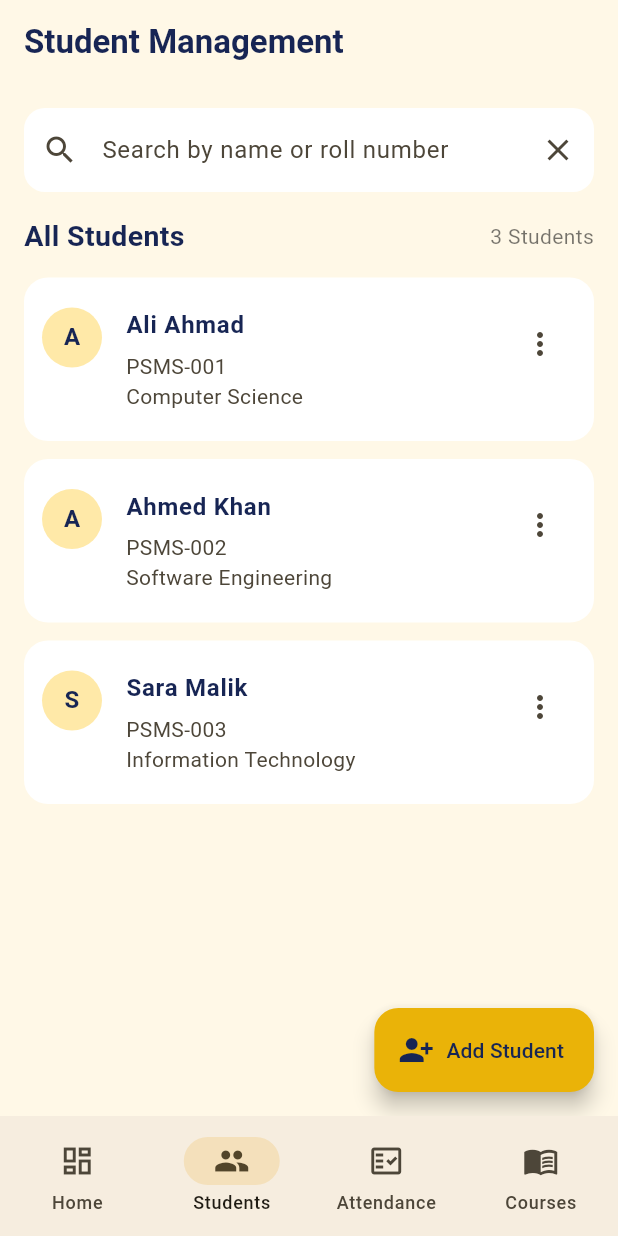
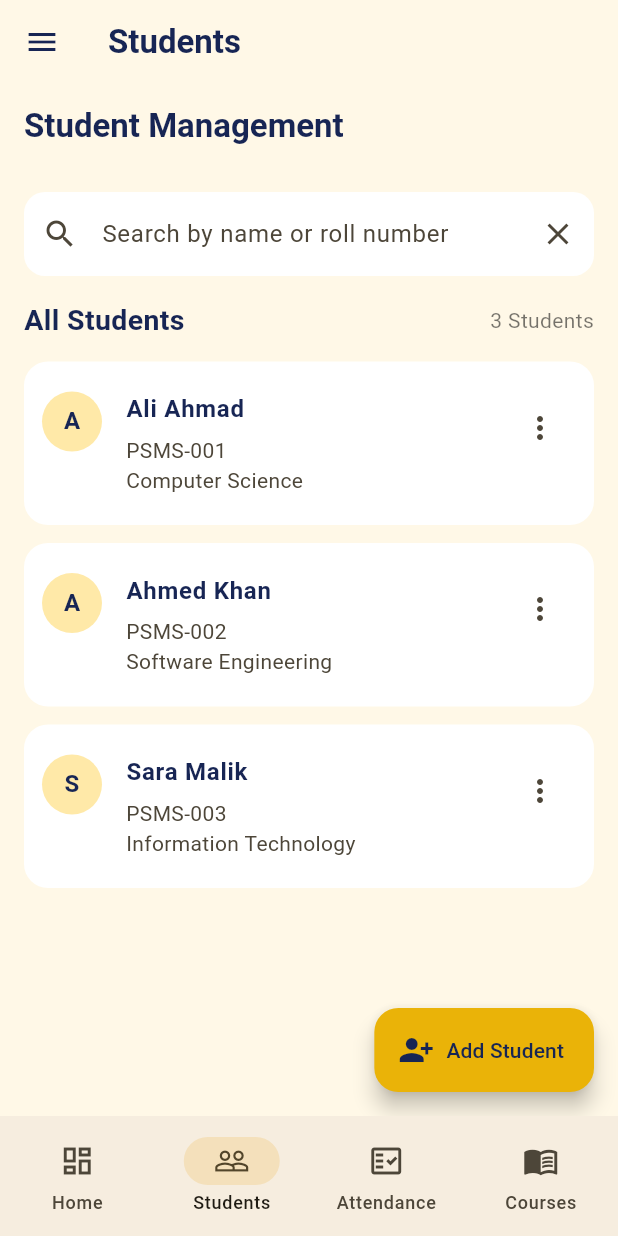
Before and after one commit to faraaz-ahmmed/professional-student-management-system, a Flutter app: the screen it shows after launch, after a tap on "Login", after a tap on "Add Student", on a phone screen of 412 x 824 dp. Run offline on Flutter 3.47's test engine with Material 3 defaults, Android fonts, the phone set to English and light mode, and no system bars.

Commit message:
attendance

```diff
--- /dev/null
+++ b/lib/views/attendance/attendance_screen.dart
@@ -0,0 +1,358 @@
+
+import 'package:flutter/material.dart';
+import '../../core/theme/app_theme.dart';
+
+class AttendanceScreen extends StatefulWidget {
+  const AttendanceScreen({super.key});
+
+  @override
+  State<AttendanceScreen> createState() => _AttendanceScreenState();
+}
+
+class _AttendanceScreenState extends State<AttendanceScreen> {
+  DateTime selectedDate = DateTime.now();
+
+  final List<Map<String, String>> students = [
+    {'name': 'Ali Ahmad', 'rollNo': 'PSMS-001'},
+    {'name': 'Ahmed Khan', 'rollNo': 'PSMS-002'},
+    {'name': 'Sara Malik', 'rollNo': 'PSMS-003'},
+    {'name': 'Usman Ali', 'rollNo': 'PSMS-004'},
+    {'name': 'Ayesha Noor', 'rollNo': 'PSMS-005'},
+  ];
+
+  final Map<String, String> attendance = {};
+
+  int get presentCount =>
+      attendance.values.where((status) => status == 'Present').length;
+
+  int get absentCount =>
+      attendance.values.where((status) => status == 'Absent').length;
+
+  int get lateCount =>
+      attendance.values.where((status) => status == 'Late').length;
+
+  Future<void> pickDate() async {
+    final date = await showDatePicker(
+      context: context,
+      initialDate: selectedDate,
+      firstDate: DateTime(2020),
+      lastDate: DateTime(2035),
+    );
+
+    if (date != null) {
+      setState(() {
+        selectedDate = date;
+        attendance.clear();
+      });
+    }
+  }
+
+  void markAttendance(String rollNo, String status) {
+    setState(() {
+      attendance[rollNo] = status;
+    });
+  }
+
+  Color statusColor(String status) {
+    switch (status) {
+      case 'Present':
+        return Colors.green;
+      case 'Absent':
+        return Colors.red;
+      case 'Late':
+        return Colors.orange;
+      default:
+        return Colors.grey;
+    }
+  }
+
+  @override
+  Widget build(BuildContext context) {
+    return Scaffold(
+      appBar: AppBar(
+        title: const Text(
+          'Attendance Management',
+          style: TextStyle(fontWeight: FontWeight.bold),
+        ),
+        actions: [
+          IconButton(
+            onPressed: pickDate,
+            icon: const Icon(Icons.calendar_month_outlined),
+          ),
+        ],
+      ),
+      body: Column(
+        children: [
+          Padding(
+            padding: const EdgeInsets.all(16),
+            child: InkWell(
+              onTap: pickDate,
+              borderRadius: BorderRadius.circular(14),
+              child: Container(
+                width: double.infinity,
+                padding: const EdgeInsets.all(16),
+                decoration: BoxDecoration(
+                  color: Colors.white,
+                  borderRadius: BorderRadius.circular(14),
+                ),
+                child: Row(
+                  children: [
+                    const Icon(
+                      Icons.calendar_today,
+                      color: AppTheme.primary,
+                    ),
+                    const SizedBox(width: 12),
+                    Expanded(
+                      child: Text(
+                        '${selectedDate.day}/${selectedDate.month}/${selectedDate.year}',
+                        style: const TextStyle(
+                          fontWeight: FontWeight.bold,
+                          color: AppTheme.navy,
+                        ),
+                      ),
+                    ),
+                    const Text(
+                      'Change Date',
+                      style: TextStyle(color: Colors.black54),
+                    ),
+                  ],
+                ),
+              ),
+            ),
+          ),
+
+          Padding(
+            padding: const EdgeInsets.symmetric(horizontal: 16),
+            child: Row(
+              children: [
+                Expanded(
+                  child: _SummaryCard(
+                    title: 'Present',
+                    count: presentCount,
+                    color: Colors.green,
+                  ),
+                ),
+                const SizedBox(width: 10),
+                Expanded(
+                  child: _SummaryCard(
+                    title: 'Absent',
+                    count: absentCount,
+                    color: Colors.red,
+                  ),
+                ),
+                const SizedBox(width: 10),
+                Expanded(
+                  child: _SummaryCard(
+                    title: 'Late',
+                    count: lateCount,
+                    color: Colors.orange,
+                  ),
+                ),
+              ],
+            ),
+          ),
+
+          Padding(
+            padding: const EdgeInsets.fromLTRB(16, 24, 16, 12),
+            child: Row(
+              children: [
+                const Text(
+                  'Student Attendance',
+                  style: TextStyle(
+                    fontSize: 18,
+                    fontWeight: FontWeight.bold,
+                    color: AppTheme.navy,
+                  ),
+                ),
+                const Spacer(),
+                Text(
+                  '${attendance.length}/${students.length} Marked',
+                  style: const TextStyle(color: Colors.black54),
+                ),
+              ],
+            ),
+          ),
+
+          Expanded(
+            child: ListView.builder(
+              padding: const EdgeInsets.fromLTRB(16, 0, 16, 20),
+              itemCount: students.length,
+              itemBuilder: (context, index) {
+                final student = students[index];
+                final rollNo = student['rollNo']!;
+                final status = attendance[rollNo];
+
+                return Card(
+                  color: Colors.white,
+                  elevation: 0,
+                  margin: const EdgeInsets.only(bottom: 12),
+                  shape: RoundedRectangleBorder(
+                    borderRadius: BorderRadius.circular(14),
+                  ),
+                  child: Padding(
+                    padding: const EdgeInsets.all(14),
+                    child: Column(
+                      crossAxisAlignment: CrossAxisAlignment.start,
+                      children: [
+                        Row(
+                          children: [
+                            CircleAvatar(
+                              backgroundColor: const Color(0xFFFFE9A8),
+                              child: Text(
+                                student['name']![0],
+                                style: const TextStyle(
+                                  color: AppTheme.navy,
+                                  fontWeight: FontWeight.bold,
+                                ),
+                              ),
+                            ),
+                            const SizedBox(width: 12),
+                            Expanded(
+                              child: Column(
+                                crossAxisAlignment: CrossAxisAlignment.start,
+                                children: [
+                                  Text(
+                                    student['name']!,
+                                    style: const TextStyle(
+                                      fontWeight: FontWeight.bold,
+                                      color: AppTheme.navy,
+                                    ),
+                                  ),
+                                  Text(
+                                    rollNo,
+                                    style: const TextStyle(
+                                      color: Colors.black54,
+                                      fontSize: 12,
+                                    ),
+                                  ),
+                                ],
+                              ),
+                            ),
+                            if (status != null)
+                              Text(
+                                status,
+                                style: TextStyle(
+                                  color: statusColor(status),
+                                  fontWeight: FontWeight.bold,
+                                ),
+                              ),
+                          ],
+                        ),
+                        const SizedBox(height: 14),
+                        Row(
+                          children: [
+                            _StatusButton(
+                              title: 'Present',
+                              color: Colors.green,
+                              selected: status == 'Present',
+                              onTap: () =>
+                                  markAttendance(rollNo, 'Present'),
+                            ),
+                            const SizedBox(width: 8),
+                            _StatusButton(
+                              title: 'Absent',
+                              color: Colors.red,
+                              selected: status == 'Absent',
+                              onTap: () =>
+                                  markAttendance(rollNo, 'Absent'),
+                            ),
+                            const SizedBox(width: 8),
+                            _StatusButton(
+                              title: 'Late',
+                              color: Colors.orange,
+                              selected: status == 'Late',
+                              onTap: () => markAttendance(rollNo, 'Late'),
+                            ),
+                          ],
+                        ),
+                      ],
+                    ),
+                  ),
+                );
+              },
+            ),
+          ),
+        ],
+      ),
+    );
+  }
+}
+
+class _SummaryCard extends StatelessWidget {
+  final String title;
+  final int count;
+  final Color color;
+
+  const _SummaryCard({
+    required this.title,
+    required this.count,
+    required this.color,
+  });
+
+  @override
+  Widget build(BuildContext context) {
+    return Container(
+      padding: const EdgeInsets.symmetric(vertical: 16),
+      decoration: BoxDecoration(
+        color: Colors.white,
+        borderRadius: BorderRadius.circular(14),
+      ),
+      child: Column(
+        children: [
+          Text(
+            '$count',
+            style: TextStyle(
+              fontSize: 23,
+              fontWeight: FontWeight.bold,
+              color: color,
+            ),
+          ),
+          const SizedBox(height: 5),
+          Text(
+            title,
+            style: const TextStyle(
+              fontSize: 12,
+              color: Colors.black54,
+            ),
+          ),
+        ],
+      ),
+    );
+  }
+}
+
+class _StatusButton extends StatelessWidget {
+  final String title;
+  final Color color;
+  final bool selected;
+  final VoidCallback onTap;
+
+  const _StatusButton({
+    required this.title,
+    required this.color,
+    required this.selected,
+    required this.onTap,
+  });
+
+  @override
+  Widget build(BuildContext context) {
+    return Expanded(
+      child: OutlinedButton(
+        onPressed: onTap,
+        style: OutlinedButton.styleFrom(
+          padding: const EdgeInsets.symmetric(vertical: 9),
+          backgroundColor: selected ? color : Colors.transparent,
+          foregroundColor: selected ? Colors.white : color,
+          side: BorderSide(color: color),
+          shape: RoundedRectangleBorder(
+            borderRadius: BorderRadius.circular(9),
+          ),
+        ),
+        child: Text(
+          title,
+          style: const TextStyle(fontSize: 11),
+        ),
+      ),
+    );
+  }
+}
--- a/lib/views/dashboard/dashboard_screen.dart
+++ b/lib/views/dashboard/dashboard_screen.dart
@@ -2,6 +2,7 @@
 import 'package:flutter/material.dart';
 import '../../core/theme/app_theme.dart';
 import '../students/student_management_screen.dart';
+import '../attendance/attendance_screen.dart';
 
 class DashboardScreen extends StatefulWidget {
   const DashboardScreen({super.key});
@@ -13,7 +14,7 @@ class DashboardScreen extends StatefulWidget {
 class _DashboardScreenState extends State<DashboardScreen> {
   int selectedIndex = 0;
 
-  final List<String> titles = [
+  final titles = [
     'Dashboard',
     'Students',
     'Attendance',
@@ -21,17 +22,13 @@ class _DashboardScreenState extends State<DashboardScreen> {
     'Reports',
   ];
 
-  final List<IconData> drawerIcons = [
+  final icons = [
     Icons.dashboard_outlined,
     Icons.people_outline,
     Icons.fact_check_outlined,
     Icons.menu_book_outlined,
     Icons.bar_chart_outlined,
   ];
-
-  void selectPage(int index) {
-    setState(() => selectedIndex = index);
-  }
 
   @override
   Widget build(BuildContext context) {
@@ -45,13 +42,16 @@ class _DashboardScreenState extends State<DashboardScreen> {
               actions: [
                 IconButton(
                   onPressed: () {},
-                  icon: const Icon(Icons.notifications_none_rounded),
+                  icon: const Icon(Icons.notifications_none),
                 ),
-                const SizedBox(width: 8),
               ],
             )
-          : null,
-
+          : AppBar(
+              title: Text(
+                titles[selectedIndex],
+                style: const TextStyle(fontWeight: FontWeight.bold),
+              ),
+            ),
       drawer: Drawer(
         child: SafeArea(
           child: Column(
@@ -88,82 +88,72 @@ class _DashboardScreenState extends State<DashboardScreen> {
                   ],
                 ),
               ),
-
               for (int i = 0; i < titles.length; i++)
                 ListTile(
-                  leading: Icon(drawerIcons[i]),
+                  leading: Icon(icons[i]),
                   title: Text(titles[i]),
                   selected: selectedIndex == i,
                   onTap: () {
-                    selectPage(i);
+                    setState(() => selectedIndex = i);
                     Navigator.pop(context);
                   },
                 ),
-
               const Spacer(),
               const Divider(),
-
-              ListTile(
-                leading: const Icon(Icons.settings_outlined),
-                title: const Text('Settings'),
-                onTap: () {
-                  Navigator.pop(context);
-                },
-              ),
-
-              ListTile(
-                leading: const Icon(Icons.logout_rounded),
-                title: const Text('Logout'),
-                onTap: () {
-                  Navigator.pop(context);
-                  Navigator.pushNamedAndRemoveUntil(
-                    context,
-                    '/',
-                    (route) => false,
-                  );
-                },
+              const ListTile(
+                leading: Icon(Icons.settings_outlined),
+                title: Text('Settings'),
               ),
             ],
           ),
         ),
       ),
-
       body: IndexedStack(
         index: selectedIndex,
         children: [
           _buildDashboard(),
           const StudentManagementScreen(),
-          _buildPlaceholder('Attendance'),
-          _buildPlaceholder('Courses'),
-          _buildPlaceholder('Reports'),
+          const AttendanceScreen(),
+          _placeholder('Courses'),
+          _placeholder('Reports'),
         ],
       ),
-
       bottomNavigationBar: NavigationBar(
         selectedIndex: selectedIndex < 4 ? selectedIndex : 0,
-        onDestinationSelected: selectPage,
+        onDestinationSelected: (index) {
+          setState(() => selectedIndex = index);
+        },
         destinations: const [
           NavigationDestination(
             icon: Icon(Icons.dashboard_outlined),
-            selectedIcon: Icon(Icons.dashboard),
             label: 'Home',
           ),
           NavigationDestination(
             icon: Icon(Icons.people_outline),
-            selectedIcon: Icon(Icons.people),
             label: 'Students',
           ),
           NavigationDestination(
             icon: Icon(Icons.fact_check_outlined),
-            selectedIcon: Icon(Icons.fact_check),
             label: 'Attendance',
           ),
           NavigationDestination(
             icon: Icon(Icons.menu_book_outlined),
-            selectedIcon: Icon(Icons.menu_book),
             label: 'Courses',
           ),
         ],
+      ),
+    );
+  }
+
+  Widget _placeholder(String title) {
+    return Center(
+      child: Text(
+        '$title Screen Coming Soon',
+        style: const TextStyle(
+          fontSize: 20,
+          fontWeight: FontWeight.bold,
+          color: AppTheme.navy,
+        ),
       ),
     );
   }
@@ -187,9 +177,7 @@ class _DashboardScreenState extends State<DashboardScreen> {
             'Here is your institution overview.',
             style: TextStyle(color: Colors.black54),
           ),
-
           const SizedBox(height: 24),
-
           GridView.count(
             crossAxisCount: 2,
             shrinkWrap: true,
@@ -224,9 +212,7 @@ class _DashboardScreenState extends State<DashboardScreen> {
               ),
             ],
           ),
-
           const SizedBox(height: 28),
-
           const Text(
             'Quick Actions',
             style: TextStyle(
@@ -235,16 +221,14 @@ class _DashboardScreenState extends State<DashboardScreen> {
               color: AppTheme.navy,
             ),
           ),
-
           const SizedBox(height: 14),
-
           Row(
             children: [
               Expanded(
                 child: _ActionCard(
                   icon: Icons.person_add_alt_1,
                   title: 'Add Student',
-                  onTap: () => selectPage(1),
+                  onTap: () => setState(() => selectedIndex = 1),
                 ),
               ),
               const SizedBox(width: 12),
@@ -252,14 +236,12 @@ class _DashboardScreenState extends State<DashboardScreen> {
                 child: _ActionCard(
                   icon: Icons.fact_check_outlined,
                   title: 'Attendance',
-                  onTap: () => selectPage(2),
+                  onTap: () => setState(() => selectedIndex = 2),
                 ),
               ),
             ],
           ),
-
           const SizedBox(height: 28),
-
           const Text(
             'Recent Students',
             style: TextStyle(
@@ -268,9 +250,7 @@ class _DashboardScreenState extends State<DashboardScreen> {
               color: AppTheme.navy,
             ),
           ),
-
           const SizedBox(height: 12),
-
           const _StudentTile(
             name: 'Ali Ahmad',
             rollNo: 'PSMS-001',
@@ -286,22 +266,7 @@ class _DashboardScreenState extends State<DashboardScreen> {
             rollNo: 'PSMS-003',
             initials: 'SM',
           ),
-
-          const SizedBox(height: 20),
         ],
-      ),
-    );
-  }
-
-  Widget _buildPlaceholder(String title) {
-    return Center(
-      child: Text(
-        '$title Screen Coming Soon',
-        style: const TextStyle(
-          fontSize: 20,
-          fontWeight: FontWeight.bold,
-          color: AppTheme.navy,
-        ),
       ),
     );
   }
```
